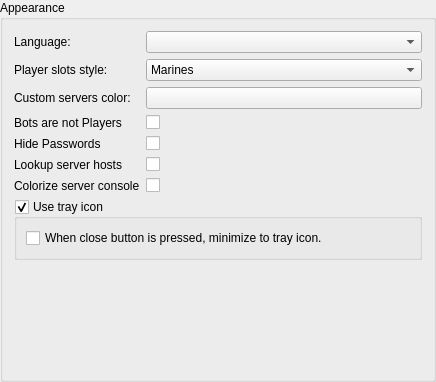
The window that src/core/gui/configuration/cfgappearance.ui (Destroyerrrocket/doomseeker-unofficial) describes before a commit, drawn with Qt 5.
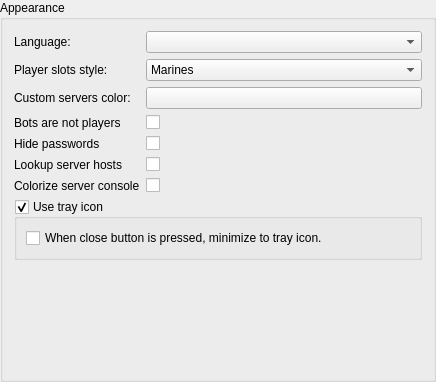
The same window after the commit. Custom widgets are drawn as their Qt base class.

Commit message: - Fixed label capitalization oddities in configuration box.

What changed in the file:
```diff
--- a/src/core/gui/configuration/cfgappearance.ui
+++ b/src/core/gui/configuration/cfgappearance.ui
@@ -74,7 +74,7 @@
      <item row="3" column="0">
       <widget class="QLabel" name="label_2">
        <property name="text">
-        <string>Bots are not Players</string>
+        <string>Bots are not players</string>
        </property>
       </widget>
      </item>
@@ -88,7 +88,7 @@
      <item row="4" column="0">
       <widget class="QLabel" name="label">
        <property name="text">
-        <string>Hide Passwords</string>
+        <string>Hide passwords</string>
        </property>
       </widget>
      </item>
```
The commit also changes 6 other files.
